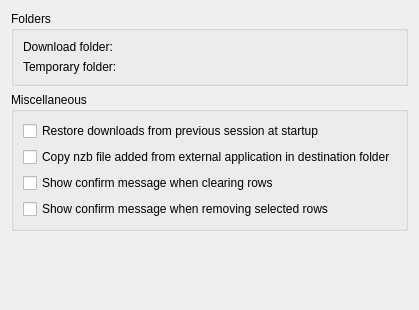
First picture: the form in src/preferences/preferencesgeneral.ui, repository KDE/kwooty, before the edit.
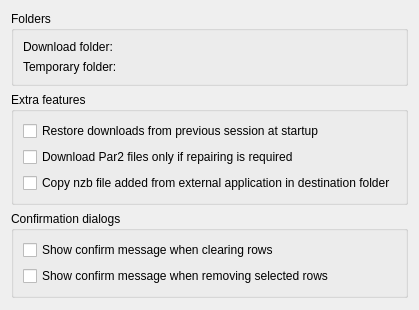
Second picture: the form after the edit. Custom widgets are drawn as their Qt base class.

Commit message: smartPar2Download added in settings

Diff of the .ui file:
```diff
--- a/src/preferences/preferencesgeneral.ui
+++ b/src/preferences/preferencesgeneral.ui
@@ -13,7 +13,7 @@
   <property name="toolTip">
    <string>Expand treeview automatically when a .nzb file is open</string>
   </property>
-  <layout class="QGridLayout" name="gridLayout_3">
+  <layout class="QGridLayout" name="gridLayout_4">
    <item row="0" column="0">
     <widget class="QGroupBox" name="groupBoxFolder">
      <property name="title">
@@ -66,7 +66,7 @@
    <item row="1" column="0">
     <widget class="QGroupBox" name="groupBoxMisc">
      <property name="title">
-      <string>Miscellaneous</string>
+      <string>Extra features</string>
      </property>
      <layout class="QGridLayout" name="gridLayout">
       <item row="0" column="0">
@@ -79,7 +79,7 @@
         </property>
        </widget>
       </item>
-      <item row="1" column="0">
+      <item row="2" column="0">
        <widget class="QCheckBox" name="kcfg_openWith">
         <property name="toolTip">
          <string>Copy nzb file in destination folder when added from another application by &quot;open with...&quot; action</string>
@@ -89,7 +89,26 @@
         </property>
        </widget>
       </item>
-      <item row="2" column="0">
+      <item row="1" column="0">
+       <widget class="QCheckBox" name="kcfg_smartPar2Download">
+        <property name="toolTip">
+         <string>Do not download .par2 files if files archive do not need to be repaired</string>
+        </property>
+        <property name="text">
+         <string>Download Par2 files only if repairing is required</string>
+        </property>
+       </widget>
+      </item>
+     </layout>
+    </widget>
+   </item>
+   <item row="2" column="0">
+    <widget class="QGroupBox" name="groupBox">
+     <property name="title">
+      <string>Confirmation dialogs</string>
+     </property>
+     <layout class="QGridLayout" name="gridLayout_3">
+      <item row="0" column="0">
        <widget class="QCheckBox" name="kcfg_confirmClear">
         <property name="toolTip">
          <string>Display dialog box when Clear button has been pushed</string>
@@ -99,7 +118,7 @@
         </property>
        </widget>
       </item>
-      <item row="3" column="0">
+      <item row="1" column="0">
        <widget class="QCheckBox" name="kcfg_confirmRemove">
         <property name="toolTip">
          <string>Display dialog box when Remove button has been pushed</string>
@@ -112,7 +131,7 @@
      </layout>
     </widget>
    </item>
-   <item row="2" column="0">
+   <item row="3" column="0">
     <spacer name="spacer">
      <property name="orientation">
       <enum>Qt::Vertical</enum>
```
Left out of the diff: 8 changed lines with no effect on the pictures. The commit also changes 1 other file.
